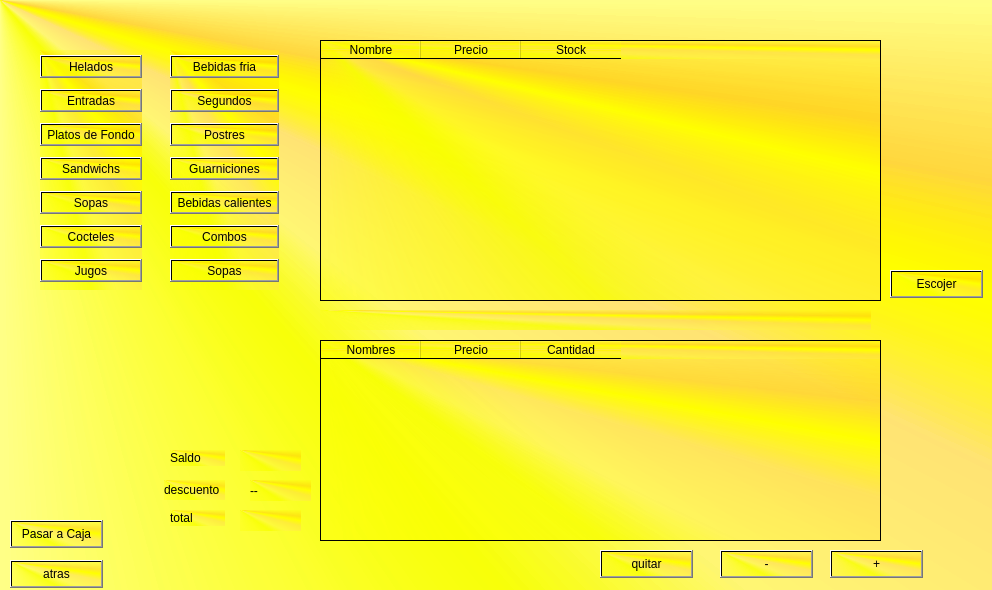
Before: the Qt Designer form Restaurante/registrarmesa.ui in kpzaolod6000/HELLOWORLD, drawn with Qt 5.
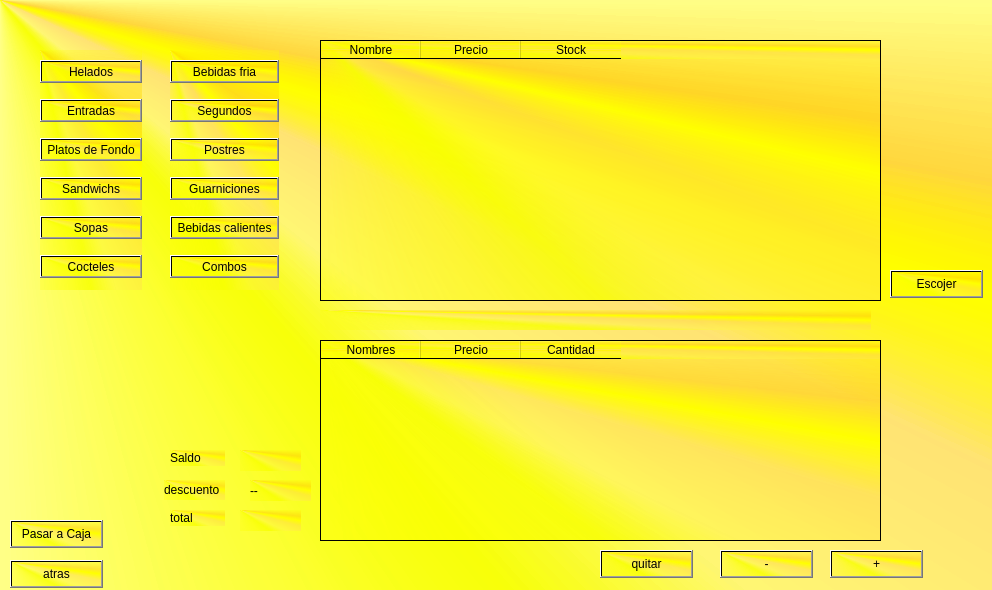
After: the same form once the commit is applied.

```diff
--- a/Restaurante/registrarmesa.ui
+++ b/Restaurante/registrarmesa.ui
@@ -287,13 +287,6 @@
       </property>
      </widget>
     </item>
-    <item>
-     <widget class="QPushButton" name="pushButton_14">
-      <property name="text">
-       <string>Sopas</string>
-      </property>
-     </widget>
-    </item>
    </layout>
   </widget>
   <widget class="QWidget" name="layoutWidget">
@@ -348,13 +341,6 @@
       </property>
      </widget>
     </item>
-    <item>
-     <widget class="QPushButton" name="pushButton_jugo">
-      <property name="text">
-       <string>Jugos</string>
-      </property>
-     </widget>
-    </item>
    </layout>
   </widget>
  </widget>
```
